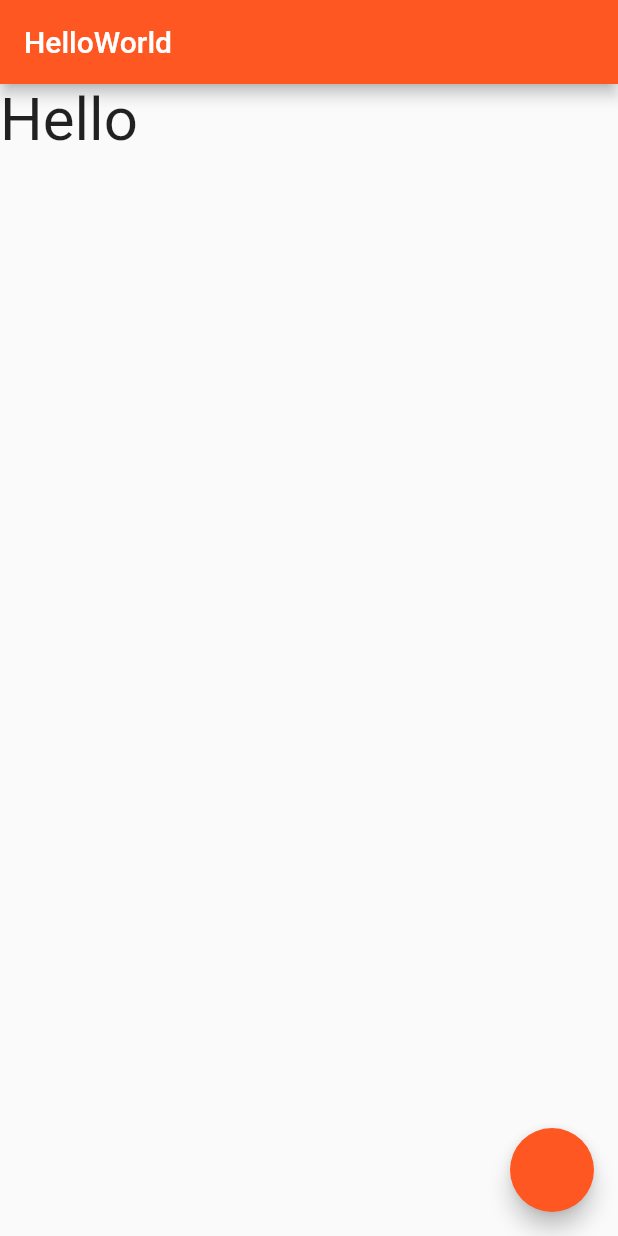
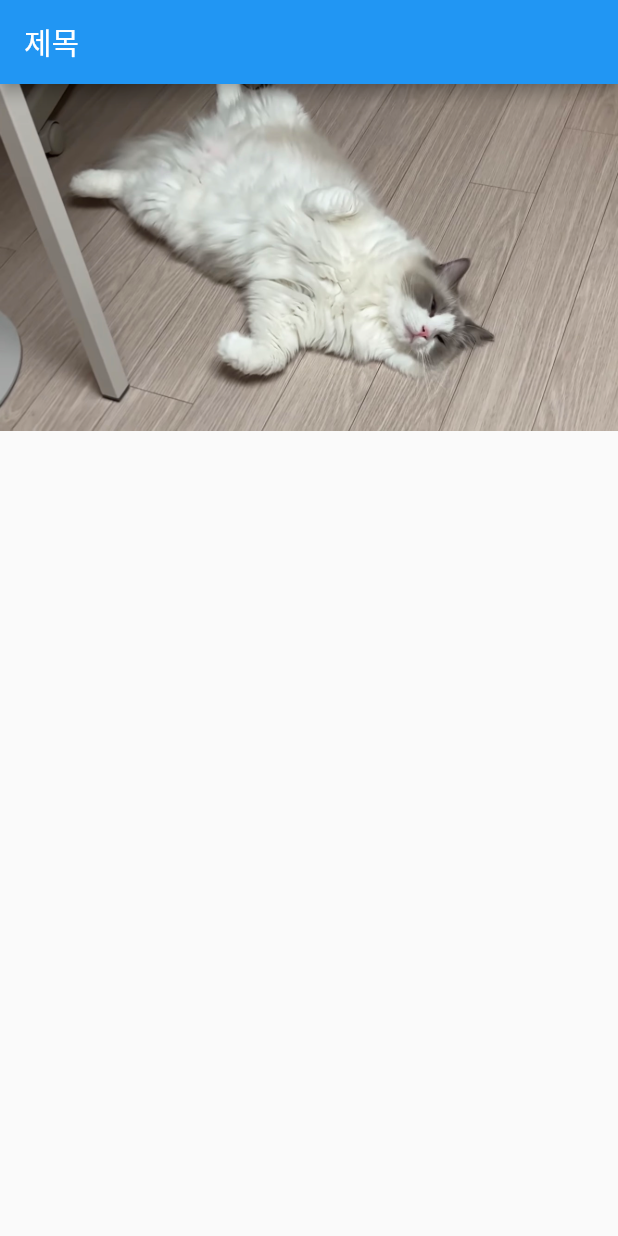
Before and after one commit to joon6093/AndroidStudio_Study, a Flutter app: the screen it shows after launch, on a phone screen of 412 x 824 dp. Run offline on Flutter 3.47's test engine with Material 2 defaults, Android fonts, the phone set to English and light mode, and no system bars.

Commit message:
[ADD] 고양이 띄우기

```diff
--- a/Flutter-study/flutter_study01/lib/main.dart
+++ b/Flutter-study/flutter_study01/lib/main.dart
@@ -1,45 +1,27 @@
 import 'package:flutter/material.dart';
-void main() => runApp(new MyApp());
+void main() => runApp(MyApp());
 class MyApp extends StatelessWidget {
   @override
   Widget build(BuildContext context) {
     return MaterialApp(
-      title: 'Stateful Widget Demo',
+      title: 'Flutter Demo',
       theme: ThemeData(
-          primarySwatch: Colors.deepOrange
+          primarySwatch: Colors.blue
       ),
-      home: MyHomePage(),
+      home: const MyHomePage(),
     );
   }
 }
-
-class MyHomePage extends StatefulWidget { //StateFulWidget 클래스
+class MyHomePage extends StatelessWidget {
   const MyHomePage({super.key});
-  @override
-  State<MyHomePage> createState() => _MyHomePageState();
-}
-class _MyHomePageState extends State<MyHomePage> { //상태 클래스
-  var _text = 'Hello';
   @override
   Widget build(BuildContext context) {
     return Scaffold(
       appBar: AppBar(
-        title: Text('HelloWorld'),
+        title: const Text('제목'),
       ),
-      body: Text(
-        _text,
-        style: TextStyle(fontSize: 40),
-      ),
-      floatingActionButton: FloatingActionButton(
-        onPressed: () {
-          setState(() {
-            if (_text == 'Hello') {
-              _text = 'World';
-            } else {
-              _text = 'Hello';
-            }
-          });
-        },
+      body: Image.asset(
+          'assets/누워있는렉돌.png'
       ),
     );
   }
--- a/Flutter-study/flutter_study01/pubspec.yaml
+++ b/Flutter-study/flutter_study01/pubspec.yaml
@@ -52,7 +52,8 @@ dev_dependencies:
 
 # The following section is specific to Flutter packages.
 flutter:
-
+  assets:
+    - assets/
   # The following line ensures that the Material Icons font is
   # included with your application, so that you can use the icons in
   # the material Icons class.
```
Also changed, not shown: Flutter-study/flutter_study01/assets/누워있는렉돌.png (added).
